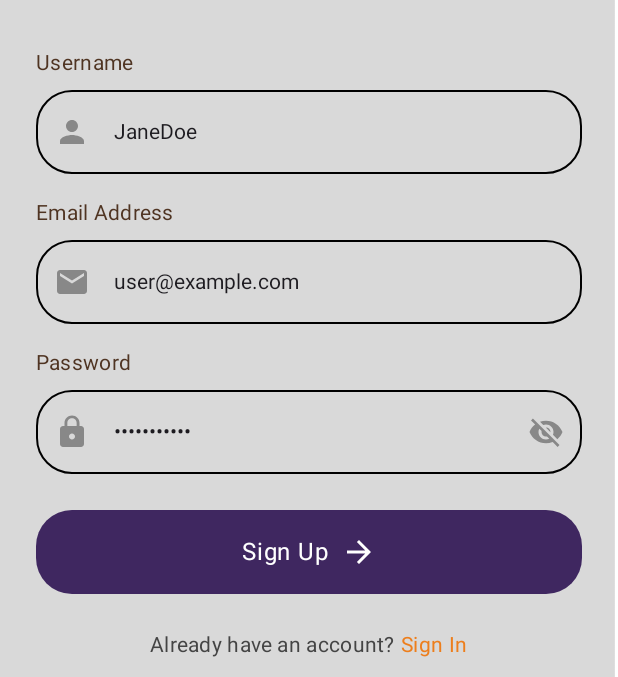
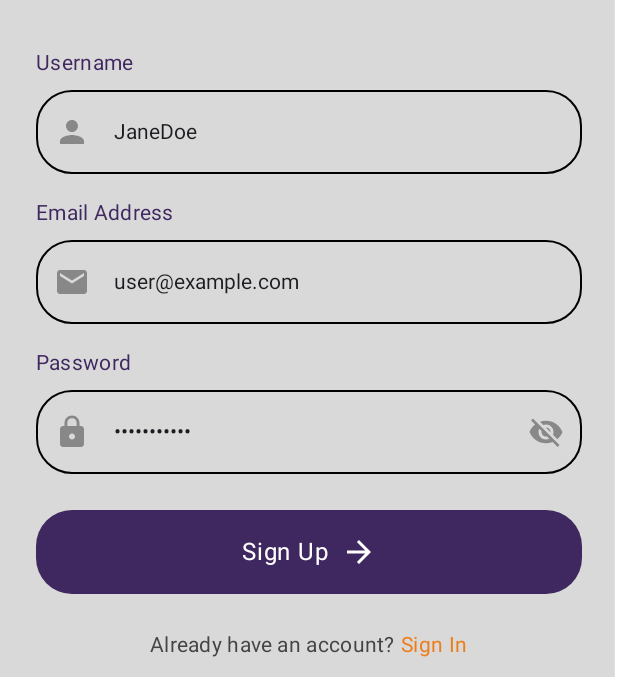
Before and after one commit to Ritovan03/Luna, an Android app built with Jetpack Compose: the @Preview function AuthScreenSignUpPreview, on a phone screen of 412 x 824 dp, the part 315-992 px from its top. Run offline under Robolectric (Android 15) with nearby library versions, the phone set to English and light mode, and no system bars.

Commit message:
Update AuthScreen to use purple_800 color for UI elements; enhance visual consistency

```diff
--- a/app/src/main/java/com/example/mentalhealthapp/presentation/auth/AuthScreen.kt
+++ b/app/src/main/java/com/example/mentalhealthapp/presentation/auth/AuthScreen.kt
@@ -209,7 +209,7 @@ fun AuthScreen(viewModel: AuthViewModel) {
             AuthState.Loading -> {
                 CircularProgressIndicator(
                     modifier = Modifier.align(Alignment.Center),
-                    color = colorResource(R.color.brown_color)
+                    color = colorResource(R.color.purple_800)
                 )
             }
             is AuthState.Success -> {
@@ -246,7 +246,7 @@ fun AuthScreen(viewModel: AuthViewModel) {
                 Text(
                     text = "Username",
                     style = MaterialTheme.typography.bodyMedium,
-                    color = colorResource(R.color.brown_color),
+                    color = colorResource(R.color.purple_800),
                     modifier = Modifier
                         .align(Alignment.Start)
                         .padding(bottom = 8.dp)
@@ -274,7 +274,7 @@ fun AuthScreen(viewModel: AuthViewModel) {
                     ),
                     colors = OutlinedTextFieldDefaults.colors(
                         unfocusedBorderColor = Color.Black,
-                        focusedBorderColor = colorResource(R.color.brown_color)
+                        focusedBorderColor = colorResource(R.color.purple_800)
                     )
                 )
             }
@@ -283,7 +283,7 @@ fun AuthScreen(viewModel: AuthViewModel) {
             Text(
                 text = "Email Address",
                 style = MaterialTheme.typography.bodyMedium,
-                color = colorResource(R.color.brown_color),
+                color = colorResource(R.color.purple_800),
                 modifier = Modifier
                     .align(Alignment.Start)
                     .padding(bottom = 8.dp)
@@ -311,7 +311,7 @@ fun AuthScreen(viewModel: AuthViewModel) {
                 ),
                 colors = OutlinedTextFieldDefaults.colors(
                     unfocusedBorderColor = Color.Black,
-                    focusedBorderColor = colorResource(R.color.brown_color)
+                    focusedBorderColor = colorResource(R.color.purple_800)
                 )
             )
 
@@ -319,7 +319,7 @@ fun AuthScreen(viewModel: AuthViewModel) {
             Text(
                 text = "Password",
                 style = MaterialTheme.typography.bodyMedium,
-                color = colorResource(R.color.brown_color),
+                color = colorResource(R.color.purple_800),
                 modifier = Modifier
                     .align(Alignment.Start)
                     .padding(bottom = 8.dp)
@@ -360,7 +360,7 @@ fun AuthScreen(viewModel: AuthViewModel) {
                 ),
                 colors = OutlinedTextFieldDefaults.colors(
                     unfocusedBorderColor = Color.Black,
-                    focusedBorderColor = colorResource(R.color.brown_color)
+                    focusedBorderColor = colorResource(R.color.purple_800)
                 )
             )
 
@@ -378,7 +378,7 @@ fun AuthScreen(viewModel: AuthViewModel) {
                     .height(56.dp),
                 shape = RoundedCornerShape(24.dp),
                 colors = ButtonDefaults.buttonColors(
-                    containerColor = colorResource(R.color.brown_color)
+                    containerColor = colorResource(R.color.purple_800)
                 )
             ) {
                 Text(
@@ -491,7 +491,7 @@ private fun AuthScreenPreviewContent(isSignInScreen: Boolean) {
                 Text(
                     text = "Username",
                     style = MaterialTheme.typography.bodyMedium,
-                    color = colorResource(R.color.brown_color),
+                    color = colorResource(R.color.purple_800),
                     modifier = Modifier
                         .align(Alignment.Start)
                         .padding(bottom = 8.dp)
@@ -519,7 +519,7 @@ private fun AuthScreenPreviewContent(isSignInScreen: Boolean) {
                     ),
                     colors = OutlinedTextFieldDefaults.colors(
                         unfocusedBorderColor = Color.Black,
-                        focusedBorderColor = colorResource(R.color.brown_color)
+                        focusedBorderColor = colorResource(R.color.purple_800)
                     )
                 )
             }
@@ -528,7 +528,7 @@ private fun AuthScreenPreviewContent(isSignInScreen: Boolean) {
             Text(
                 text = "Email Address",
                 style = MaterialTheme.typography.bodyMedium,
-                color = colorResource(R.color.brown_color),
+                color = colorResource(R.color.purple_800),
                 modifier = Modifier
                     .align(Alignment.Start)
                     .padding(bottom = 8.dp)
@@ -556,7 +556,7 @@ private fun AuthScreenPreviewContent(isSignInScreen: Boolean) {
                 ),
                 colors = OutlinedTextFieldDefaults.colors(
                     unfocusedBorderColor = Color.Black,
-                    focusedBorderColor = colorResource(R.color.brown_color)
+                    focusedBorderColor = colorResource(R.color.purple_800)
                 )
             )
 
@@ -564,7 +564,7 @@ private fun AuthScreenPreviewContent(isSignInScreen: Boolean) {
             Text(
                 text = "Password",
                 style = MaterialTheme.typography.bodyMedium,
-                color = colorResource(R.color.brown_color),
+                color = colorResource(R.color.purple_800),
                 modifier = Modifier
                     .align(Alignment.Start)
                     .padding(bottom = 8.dp)
@@ -605,7 +605,7 @@ private fun AuthScreenPreviewContent(isSignInScreen: Boolean) {
                 ),
                 colors = OutlinedTextFieldDefaults.colors(
                     unfocusedBorderColor = Color.Black,
-                    focusedBorderColor = colorResource(R.color.brown_color)
+                    focusedBorderColor = colorResource(R.color.purple_800)
                 )
             )
 
```
